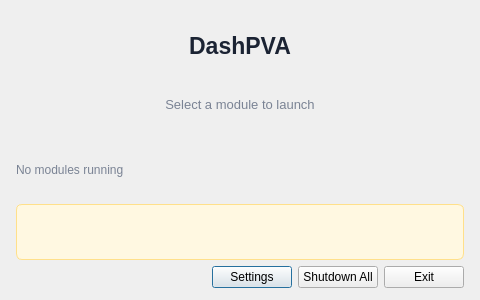
First picture: the form in src/dashpva/gui/dashpva.ui, repository AdvancedPhotonSource/DashPVA, before the edit.
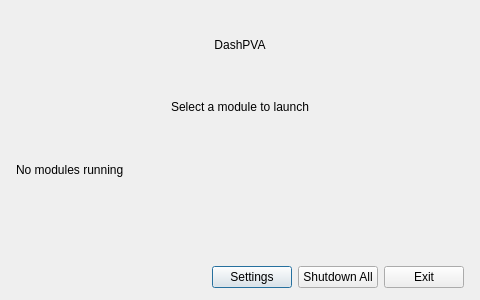
Second picture: the form after the edit.

Commit message:
refactor: template theme.qss from theme_colors.py via $VARIABLE substitution
feat: add ROI_1–ROI_4 aliases, LOCK_BG, LOCK_BORDER, SIM_BG to theme_colors.py

change: replace all hardcoded hex and pt values in theme.qss with $VARIABLE and $FONT_* tokens

change: migrate all inline styleSheet blocks from 8 .ui files into theme.qss

Resolves #68

```diff
--- a/src/dashpva/gui/dashpva.ui
+++ b/src/dashpva/gui/dashpva.ui
@@ -38,9 +38,6 @@
 
    <item>
     <widget class="QLabel" name="lbl_header">
-     <property name="styleSheet">
-      <string notr="true">font-size: 17pt; font-weight: 700; color: #1B2333; padding: 2px 0 0 0;</string>
-     </property>
      <property name="text">
       <string>DashPVA</string>
      </property>
@@ -52,9 +49,6 @@
 
    <item>
     <widget class="QLabel" name="lbl_subtitle">
-     <property name="styleSheet">
-      <string notr="true">font-size: 10pt; color: #7A8394; padding: 0 0 6px 0;</string>
-     </property>
      <property name="text">
       <string>Select a module to launch</string>
      </property>
@@ -68,9 +62,6 @@
 
    <item>
     <widget class="QLabel" name="lbl_status">
-     <property name="styleSheet">
-      <string notr="true">font-size: 9pt; color: #7A8394;</string>
-     </property>
      <property name="text">
       <string>No modules running</string>
      </property>
@@ -82,9 +73,6 @@
 
    <item>
     <widget class="QLabel" name="lbl_info">
-     <property name="styleSheet">
-      <string notr="true">background-color: #FFF8E1; color: #8B6914; border: 1px solid #FFE08A; padding: 7px 10px; border-radius: 6px; font-size: 9pt;</string>
-     </property>
      <property name="text">
       <string></string>
      </property>
```
The commit also changes 9 other files.
